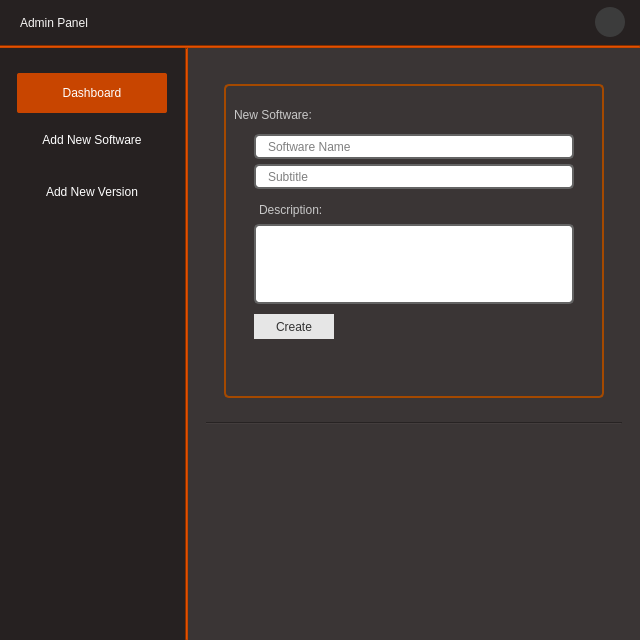
Above: Views/AdminPanel/adminpanel.ui from frknrnn/Qt_AppStore before the change. Below: the same form after it.
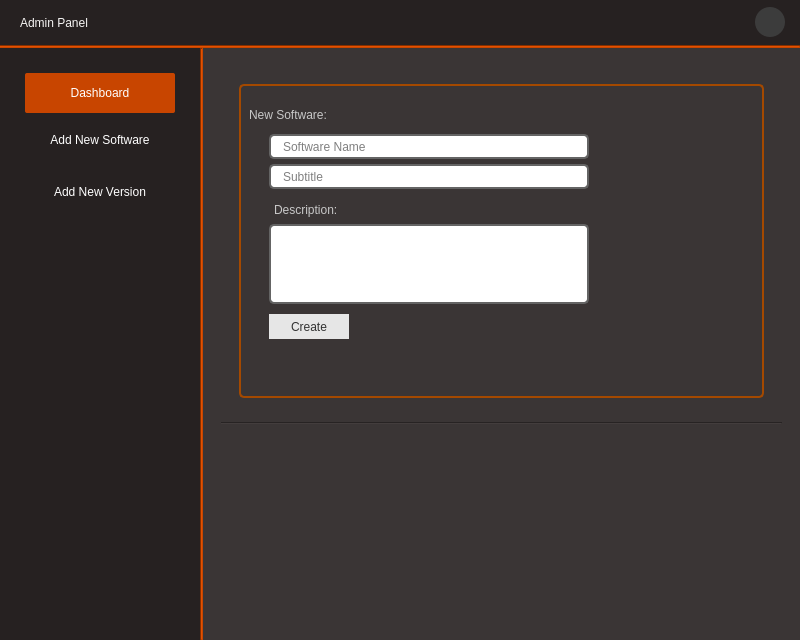
That is the form after the change. The open tabs and pages were chosen to show the change. Icons and pictures are not drawn.

Patch:
```diff
--- a/Views/AdminPanel/adminpanel.ui
+++ b/Views/AdminPanel/adminpanel.ui
@@ -6,19 +6,19 @@
    <rect>
     <x>0</x>
     <y>0</y>
-    <width>640</width>
+    <width>800</width>
     <height>640</height>
    </rect>
   </property>
   <property name="minimumSize">
    <size>
-    <width>640</width>
+    <width>800</width>
     <height>640</height>
    </size>
   </property>
   <property name="maximumSize">
    <size>
-    <width>640</width>
+    <width>800</width>
     <height>640</height>
    </size>
   </property>
@@ -209,13 +209,13 @@
        <widget class="QFrame" name="frame_3">
         <property name="minimumSize">
          <size>
-          <width>185</width>
+          <width>200</width>
           <height>0</height>
          </size>
         </property>
         <property name="maximumSize">
          <size>
-          <width>185</width>
+          <width>200</width>
           <height>16777215</height>
          </size>
         </property>
```
Left out of the diff: 2 changed lines with no effect on the pictures.
